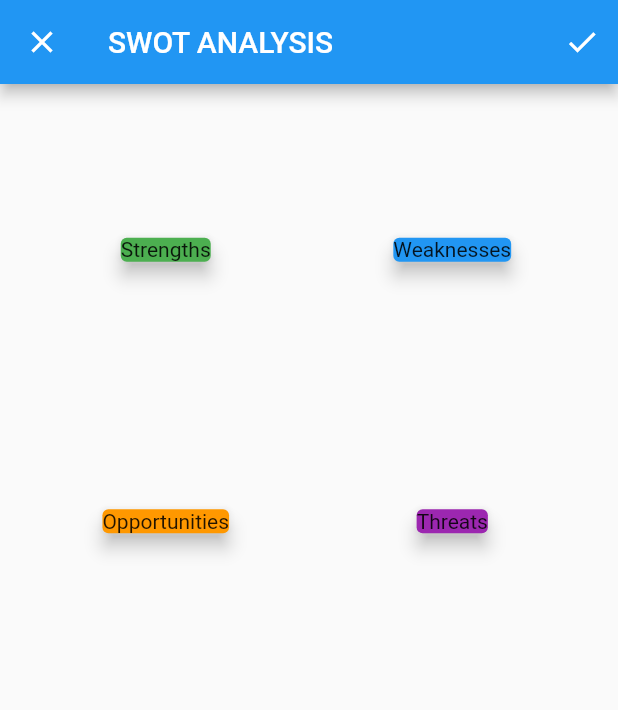
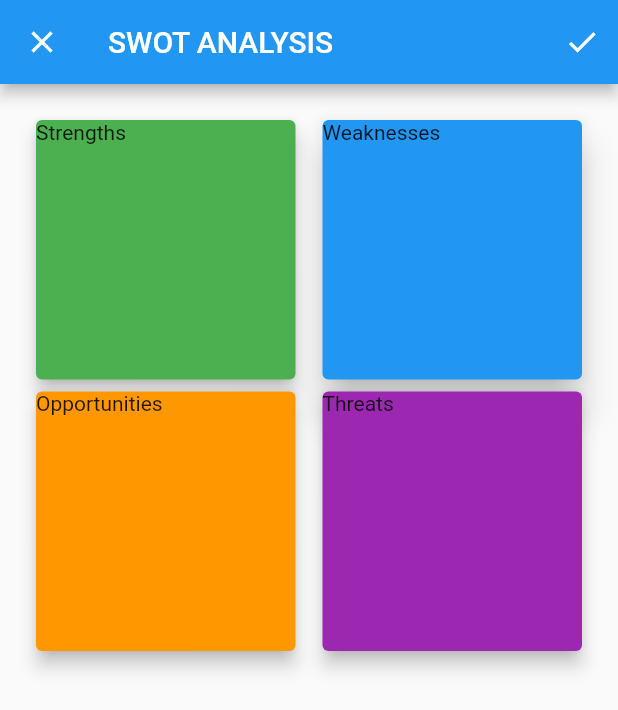
Before and after one commit to Combatwombat77/Copy_cat_fixes, a Flutter app: the screen it shows after launch, tab 2 chosen, after a tap on "EDIT COMPONENTS", on a phone screen of 412 x 824 dp. Shown: the top 710 px of the screen. Run offline on Flutter 3.47's test engine with Material 2 defaults, Android fonts, the phone set to English and light mode, and no system bars.

Commit message:
Update edit_componets.dart
Co-Authored-By: Isheanesu Gwangwanyu <ishe19@users.noreply.github.com>

```diff
--- a/lib/ui/pages/edit_componets.dart
+++ b/lib/ui/pages/edit_componets.dart
@@ -34,34 +34,27 @@ class SwotGrid extends StatelessWidget{
         crossAxisSpacing: 10.0,
         crossAxisCount: 2,
         children: <Widget>[
-          Center(
-             child: Card(
+          Card(
                elevation: 5.0,
                color: Colors.green,
                child: Text('Strengths'),
                ),
-               ),
-               Center(
-             child: Card(
-               elevation: 5.0,
+               Card(
+               elevation: 10.0,
                color: Colors.blue,
                child: Text('Weaknesses'),
                ),
-               ),
-               Center(
-             child: Card(
+               Card(
                elevation: 5.0,
                color: Colors.orange,
                child: Text('Opportunities'),
                ),
-               ),
-               Center(
-             child: Card(
+               Card(
                elevation: 5.0,
                color: Colors.purple,
                child: Text('Threats'),
                ),
-               ),
+
         ],
         );
       }
```
